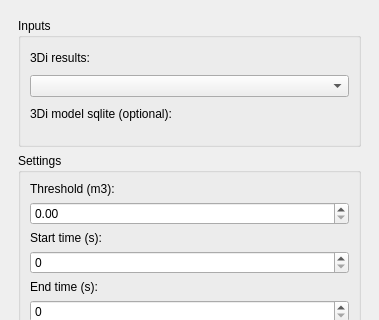
This is tool_watershed/watershed_analysis_dockwidget_base.ui in nens/threedi-results-analysis as Qt 5 draws it before an edit; both pictures show x 0 to 379 and y 0 to 320 of the 379 by 903 pixel window. The edited form follows.
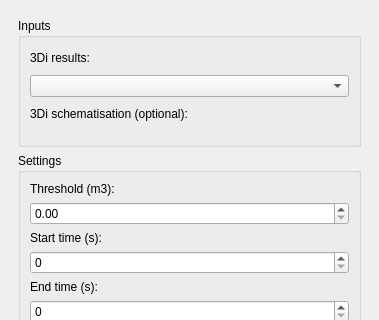
This is the edited form. Custom widgets are drawn as their Qt base class.

Commit message: Watershed: support gpkg and update to new schematisation schema (#1085)

Patch:
```diff
--- a/tool_watershed/watershed_analysis_dockwidget_base.ui
+++ b/tool_watershed/watershed_analysis_dockwidget_base.ui
@@ -104,7 +104,7 @@
               <string>Required only when analysing (impervious) surfaces (0D inflow)</string>
              </property>
              <property name="text">
-              <string>3Di model sqlite (optional):</string>
+              <string>3Di schematisation (optional):</string>
              </property>
             </widget>
            </item>
```
Left out of the diff: 4 changed lines with no effect on the pictures. The commit also changes 2 other files.
